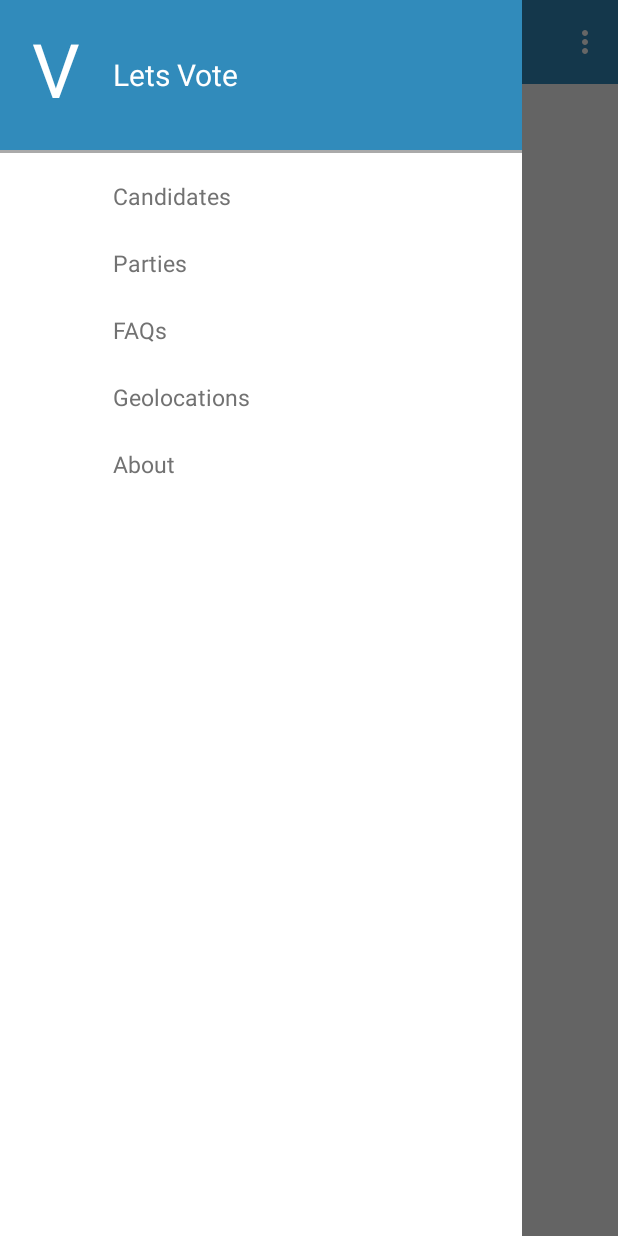
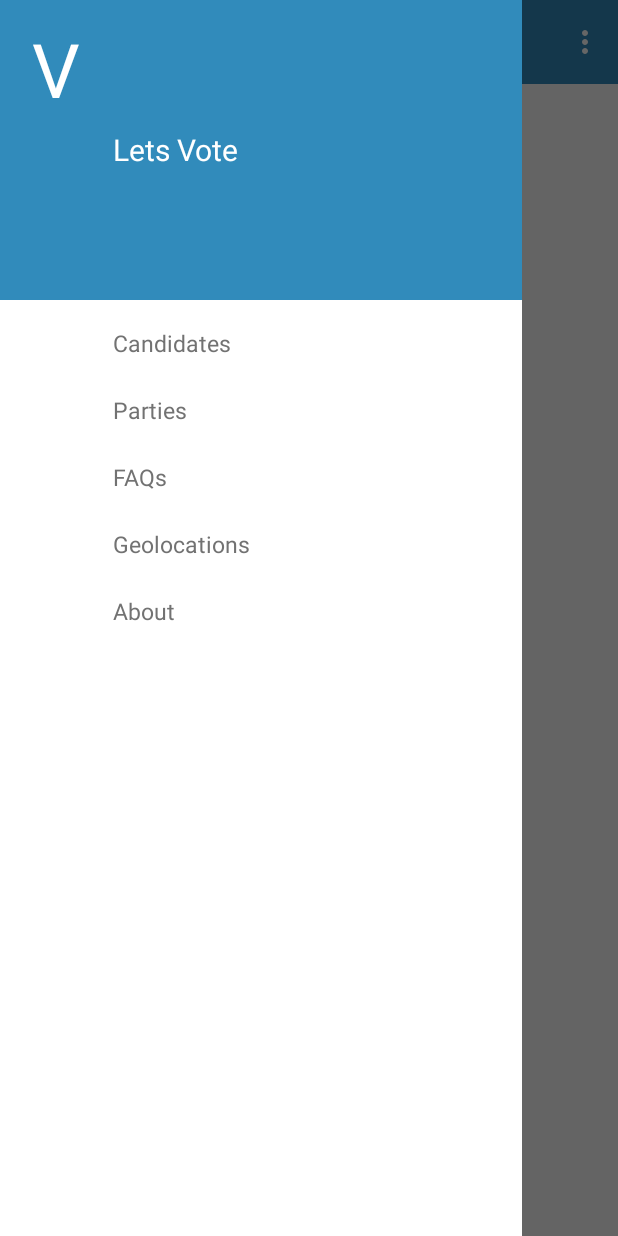
Before and after one commit to 4ung/Lets-Vote, an Android app: the screen it shows after launch (DrawerMainActivity), with the side drawer open, on a phone screen of 412 x 824 dp. Run offline under Robolectric (Android 15) with nearby library versions, the phone set to English and light mode, and no system bars; libraries missing offline, so code that uses them is left out: retrofit.client; 1 statement that could not run was skipped.

Commit message:
Project style changed and drawer list layout style CHanged

```diff
--- a/app/src/main/res/layout/drawer_listlayout.xml
+++ b/app/src/main/res/layout/drawer_listlayout.xml
@@ -15,7 +15,7 @@
         <RelativeLayout
             android:id="@+id/ly1"
             android:layout_width="match_parent"
-            android:layout_height="100dp"
+            android:layout_height="200dp"
             android:layout_alignParentLeft="true"
             android:layout_alignParentTop="true"
             android:background="@color/main_color"
@@ -81,13 +81,13 @@
                 android:layout_width="match_parent"
                 android:layout_height="wrap_content"
                 android:orientation="vertical">
-                <TextView
+               <!-- <TextView
                     android:background="@android:color/darker_gray"
                     android:layout_width="fill_parent"
                     android:height="2sp"
                     android:layout_height="wrap_content">
 
-                </TextView>
+                </TextView>-->
                 <ListView
                     android:id="@+id/left_drawer_lv"
                     android:layout_width="match_parent"
```
Also changed, not shown: 4 other files.
